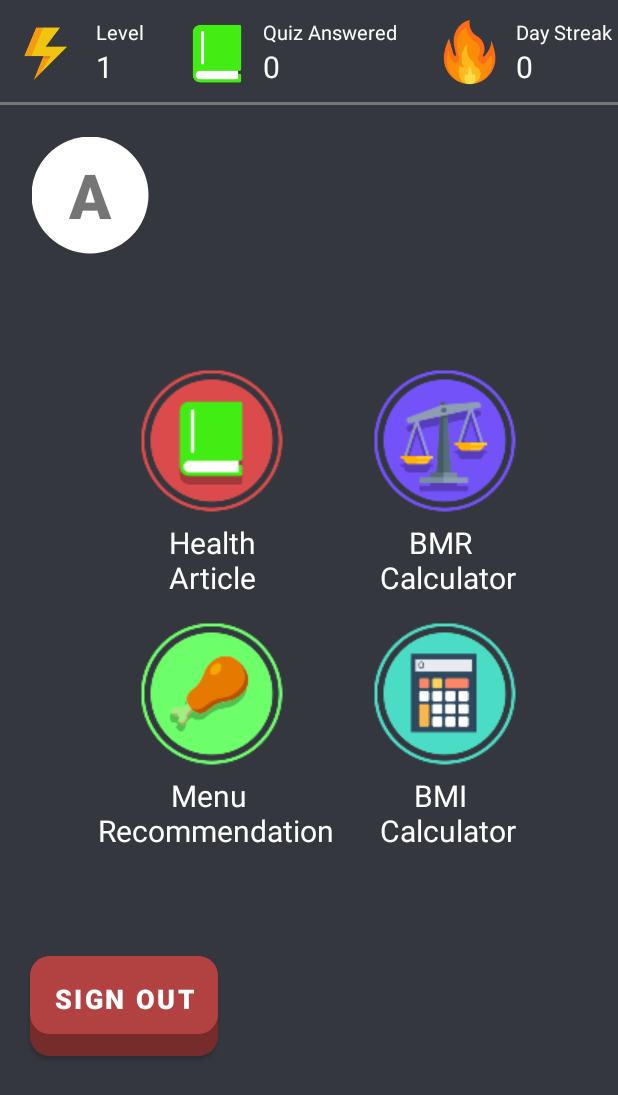
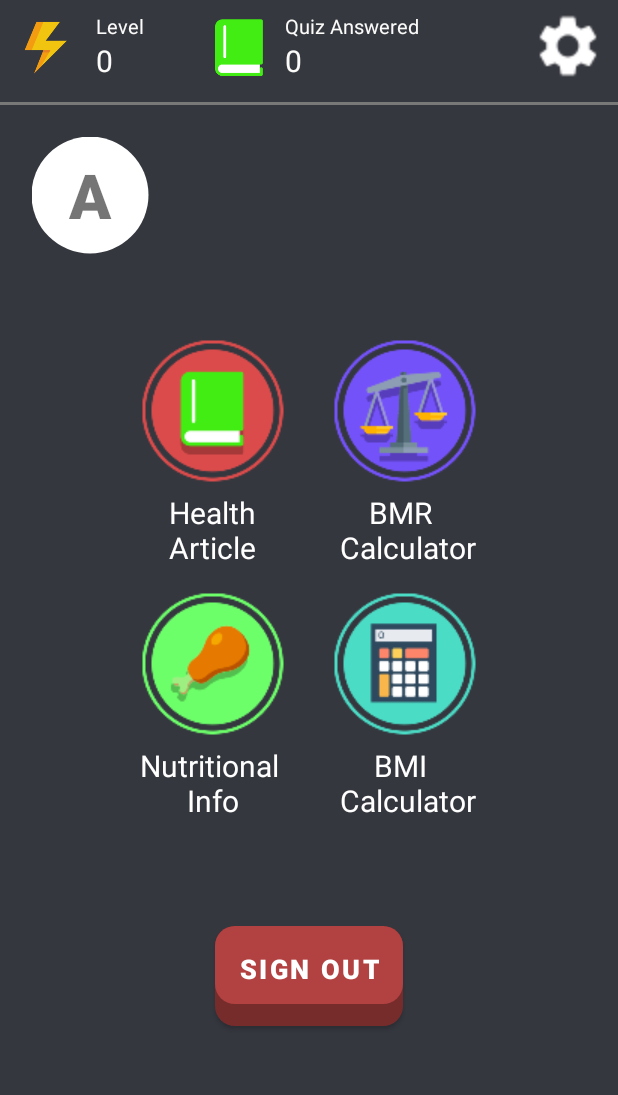
Before and after one commit to wahyucandra30/FitMass, an Android app: the DashboardActivity screen opened directly, with no data from a screen before it, on a phone screen of 412 x 824 dp. Shown: the top 1095 px of the screen. Run offline under Robolectric (Android 15) with nearby library versions, the phone set to English and light mode, and no system bars; our stand-ins replace Firebase (no records; nobody signed in at launch, a user with empty details on screens opened directly); Roboto replaces fonts that are not available here; 2 statements that could not run were skipped.

Commit message:
Tambah data score

```diff
--- /dev/null
+++ b/app/src/main/java/com/example/fitmass/Score.kt
@@ -0,0 +1,15 @@
+package com.example.fitmass
+
+class Score
+{
+    var exp: Int = 0
+    var quiz: Int = 0
+
+    constructor(exp: Int, quiz: Int)
+    {
+        this.exp = exp
+        this.quiz = quiz
+    }
+
+    constructor()
+}
--- /dev/null
+++ b/app/src/main/res/drawable/ic_settings.xml
@@ -0,0 +1,5 @@
+<vector android:height="24dp" android:tint="#FFFFFF"
+    android:viewportHeight="24" android:viewportWidth="24"
+    android:width="24dp" xmlns:android="http://schemas.android.com/apk/res/android">
+    <path android:fillColor="@android:color/white" android:pathData="M19.14,12.94c0.04,-0.3 0.06,-0.61 0.06,-0.94c0,-0.32 -0.02,-0.64 -0.07,-0.94l2.03,-1.58c0.18,-0.14 0.23,-0.41 0.12,-0.61l-1.92,-3.32c-0.12,-0.22 -0.37,-0.29 -0.59,-0.22l-2.39,0.96c-0.5,-0.38 -1.03,-0.7 -1.62,-0.94L14.4,2.81c-0.04,-0.24 -0.24,-0.41 -0.48,-0.41h-3.84c-0.24,0 -0.43,0.17 -0.47,0.41L9.25,5.35C8.66,5.59 8.12,5.92 7.63,6.29L5.24,5.33c-0.22,-0.08 -0.47,0 -0.59,0.22L2.74,8.87C2.62,9.08 2.66,9.34 2.86,9.48l2.03,1.58C4.84,11.36 4.8,11.69 4.8,12s0.02,0.64 0.07,0.94l-2.03,1.58c-0.18,0.14 -0.23,0.41 -0.12,0.61l1.92,3.32c0.12,0.22 0.37,0.29 0.59,0.22l2.39,-0.96c0.5,0.38 1.03,0.7 1.62,0.94l0.36,2.54c0.05,0.24 0.24,0.41 0.48,0.41h3.84c0.24,0 0.44,-0.17 0.47,-0.41l0.36,-2.54c0.59,-0.24 1.13,-0.56 1.62,-0.94l2.39,0.96c0.22,0.08 0.47,0 0.59,-0.22l1.92,-3.32c0.12,-0.22 0.07,-0.47 -0.12,-0.61L19.14,12.94zM12,15.6c-1.98,0 -3.6,-1.62 -3.6,-3.6s1.62,-3.6 3.6,-3.6s3.6,1.62 3.6,3.6S13.98,15.6 12,15.6z"/>
+</vector>
--- a/app/src/main/res/layout/layout_articleview.xml
+++ b/app/src/main/res/layout/layout_articleview.xml
@@ -7,6 +7,7 @@
     android:background="#E822242C"
     android:backgroundTintMode="add"
     android:paddingEnd="0dp"
+    android:scrollbarStyle="outsideInset"
     android:verticalScrollbarPosition="defaultPosition"
     tools:context=".SplashActivity">
 
@@ -104,6 +105,7 @@
             android:background="@drawable/border_selector"
             android:paddingStart="10dp"
             android:paddingTop="10dp"
+            android:scrollbarStyle="insideOverlay"
             android:scrollbars="vertical"
             android:verticalScrollbarPosition="right">
 
--- a/app/src/main/res/layout/layout_dashboard.xml
+++ b/app/src/main/res/layout/layout_dashboard.xml
@@ -13,6 +13,7 @@
     <LinearLayout
         android:layout_width="match_parent"
         android:layout_height="match_parent"
+        android:gravity="center_horizontal"
         android:orientation="vertical">
 
         <LinearLayout
@@ -20,7 +21,8 @@
             android:layout_height="70dp"
             android:background="@drawable/inputborderbottomnofill_selector"
             android:gravity="center_vertical"
-            android:orientation="horizontal">
+            android:orientation="horizontal"
+            android:paddingBottom="8dp">
 
             <ImageView
                 android:id="@+id/imageView"
@@ -46,12 +48,13 @@
                     android:textSize="13sp" />
 
                 <TextView
+                    android:id="@+id/tvLevel"
                     android:layout_width="match_parent"
                     android:layout_height="wrap_content"
                     android:layout_marginTop="0dp"
                     android:layout_weight="1"
                     android:gravity="top"
-                    android:text="1"
+                    android:text="0"
                     android:textColor="#FBFBFA"
                     android:textSize="20sp" />
             </LinearLayout>
@@ -60,7 +63,7 @@
                 android:id="@+id/imageView2"
                 android:layout_width="64dp"
                 android:layout_height="wrap_content"
-                android:layout_marginLeft="15dp"
+                android:layout_marginLeft="30dp"
                 android:layout_weight="0"
                 android:scaleX=".8"
                 android:scaleY=".8"
@@ -81,6 +84,7 @@
                     android:textSize="13sp" />
 
                 <TextView
+                    android:id="@+id/tvQuizCount"
                     android:layout_width="match_parent"
                     android:layout_height="wrap_content"
                     android:layout_marginTop="0dp"
@@ -91,42 +95,17 @@
                     android:textSize="20sp" />
             </LinearLayout>
 
-            <ImageView
-                android:id="@+id/imageView3"
-                android:layout_width="64dp"
-                android:layout_height="wrap_content"
-                android:layout_marginLeft="15dp"
-                android:layout_weight="0"
-                android:scaleX=".7"
-                android:scaleY=".7"
-                app:srcCompat="@drawable/fire" />
-
-            <LinearLayout
+            <ImageButton
+                android:id="@+id/imageButton2"
                 android:layout_width="wrap_content"
                 android:layout_height="wrap_content"
-                android:layout_weight="0"
-                android:orientation="vertical">
-
-                <TextView
-                    android:id="@+id/textView4"
-                    android:layout_width="wrap_content"
-                    android:layout_height="wrap_content"
-                    android:layout_weight="1"
-                    android:text="Day Streak"
-                    android:textColor="#FBFBFA"
-                    android:textSize="13sp" />
-
-                <TextView
-                    android:id="@+id/textView5"
-                    android:layout_width="match_parent"
-                    android:layout_height="wrap_content"
-                    android:layout_marginTop="0dp"
-                    android:layout_weight="1"
-                    android:gravity="top"
-                    android:text="0"
-                    android:textColor="#FBFBFA"
-                    android:textSize="20sp" />
-            </LinearLayout>
+                android:layout_marginStart="75dp"
+                android:backgroundTint="#00FFFFFF"
+                android:minHeight="48dp"
+                android:scaleX="2"
+                android:scaleY="2"
+                app:srcCompat="@drawable/ic_settings"
+                tools:ignore="SpeakableTextPresentCheck" />
 
         </LinearLayout>
 
@@ -186,7 +165,7 @@
         <LinearLayout
             android:layout_width="match_parent"
             android:layout_height="wrap_content"
-            android:layout_marginTop="50dp"
+            android:layout_marginTop="30dp"
             android:gravity="center_horizontal"
             android:orientation="horizontal">
 
@@ -225,7 +204,7 @@
                 <TextView
                     android:layout_width="wrap_content"
                     android:layout_height="wrap_content"
-                    android:text="Menu \n Recommendation"
+                    android:text="Nutritional \nInfo"
                     android:textAlignment="center"
                     android:textColor="#FFFFFF"
                     android:textSize="20sp" />
```
